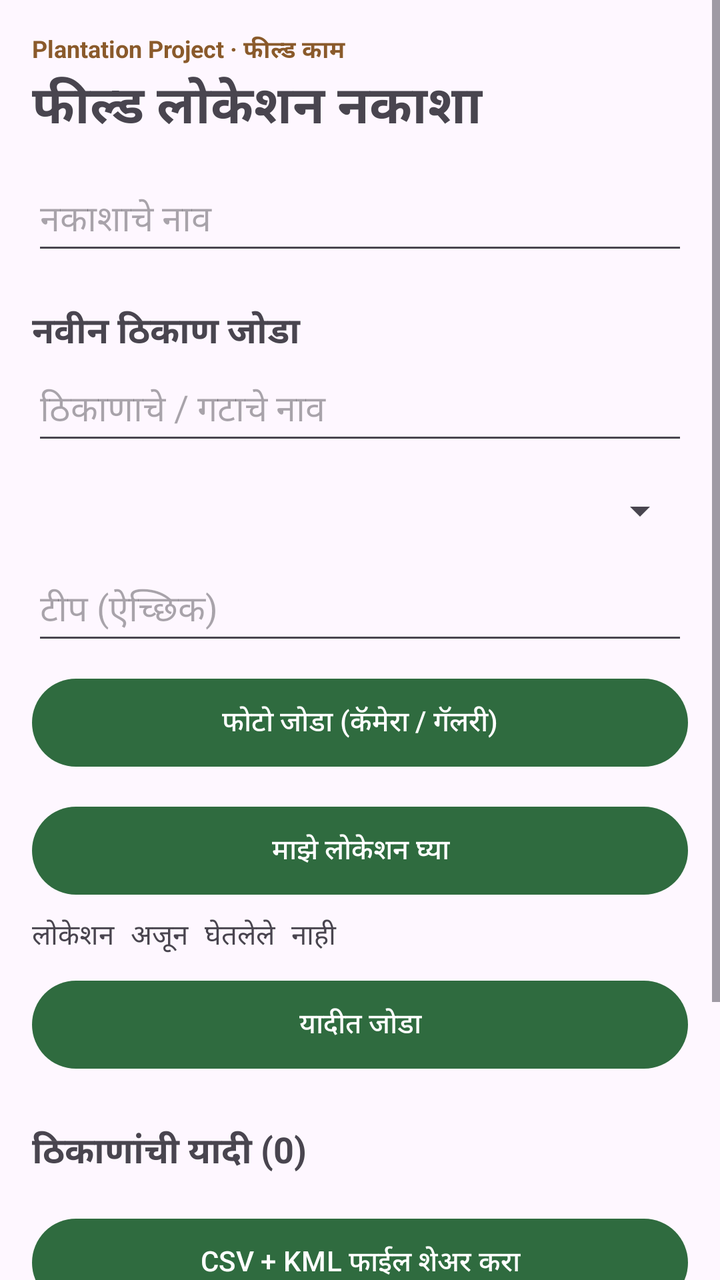
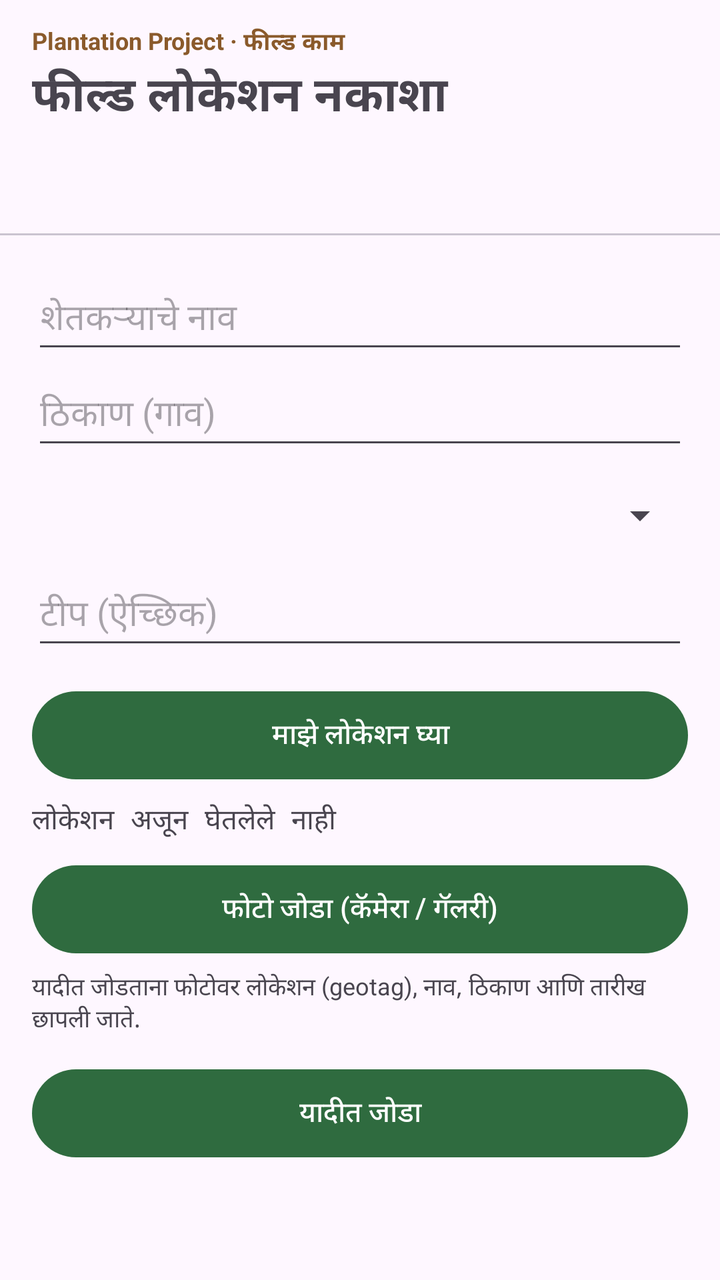

Before-and-after screenshots of an Android layout around one commit, followed by the original layout XML and the change that was made.
<!-- AndroidManifest.xml: application theme Theme.FieldMap -->
<!-- res/layout/activity_main.xml -->
<?xml version="1.0" encoding="utf-8"?>
<ScrollView xmlns:android="http://schemas.android.com/apk/res/android"
    android:layout_width="match_parent"
    android:layout_height="match_parent"
    android:fillViewport="true">

    <LinearLayout
        android:layout_width="match_parent"
        android:layout_height="wrap_content"
        android:orientation="vertical"
        android:padding="16dp">

        <TextView
            android:layout_width="wrap_content"
            android:layout_height="wrap_content"
            android:text="Plantation Project · फील्ड काम"
            android:textSize="12sp"
            android:textStyle="bold"
            android:textColor="#8A5A2B" />

        <TextView
            android:layout_width="match_parent"
            android:layout_height="wrap_content"
            android:text="फील्ड लोकेशन नकाशा"
            android:textSize="26sp"
            android:textStyle="bold" />

        <EditText
            android:id="@+id/etMapName"
            android:layout_width="match_parent"
            android:layout_height="wrap_content"
            android:layout_marginTop="12dp"
            android:hint="नकाशाचे नाव"
            android:inputType="text"
            android:minHeight="48dp" />

        <TextView
            android:layout_width="match_parent"
            android:layout_height="wrap_content"
            android:layout_marginTop="20dp"
            android:text="नवीन ठिकाण जोडा"
            android:textSize="18sp"
            android:textStyle="bold" />

        <EditText
            android:id="@+id/etName"
            android:layout_width="match_parent"
            android:layout_height="wrap_content"
            android:hint="ठिकाणाचे / गटाचे नाव"
            android:inputType="textCapSentences"
            android:minHeight="48dp" />

        <Spinner
            android:id="@+id/spCat"
            android:layout_width="match_parent"
            android:layout_height="wrap_content"
            android:layout_marginTop="4dp"
            android:minHeight="48dp" />

        <EditText
            android:id="@+id/etNote"
            android:layout_width="match_parent"
            android:layout_height="wrap_content"
            android:hint="टीप (ऐच्छिक)"
            android:inputType="textMultiLine|textCapSentences"
            android:minHeight="48dp" />

        <Button
            android:id="@+id/btnPhoto"
            android:layout_width="match_parent"
            android:layout_height="wrap_content"
            android:layout_marginTop="8dp"
            android:minHeight="52dp"
            android:text="फोटो जोडा (कॅमेरा / गॅलरी)" />

        <ImageView
            android:id="@+id/ivPhoto"
            android:layout_width="120dp"
            android:layout_height="120dp"
            android:layout_marginTop="6dp"
            android:contentDescription="निवडलेला फोटो"
            android:scaleType="centerCrop"
            android:visibility="gone" />

        <Button
            android:id="@+id/btnGps"
            android:layout_width="match_parent"
            android:layout_height="wrap_content"
            android:layout_marginTop="12dp"
            android:minHeight="52dp"
            android:text="माझे लोकेशन घ्या" />

        <TextView
            android:id="@+id/tvGps"
            android:layout_width="match_parent"
            android:layout_height="wrap_content"
            android:layout_marginTop="6dp"
            android:fontFamily="monospace"
            android:text="लोकेशन अजून घेतलेले नाही"
            android:textSize="14sp" />

        <Button
            android:id="@+id/btnSave"
            android:layout_width="match_parent"
            android:layout_height="wrap_content"
            android:layout_marginTop="8dp"
            android:minHeight="52dp"
            android:text="यादीत जोडा" />

        <TextView
            android:id="@+id/tvCount"
            android:layout_width="match_parent"
            android:layout_height="wrap_content"
            android:layout_marginTop="24dp"
            android:text="ठिकाणांची यादी (0)"
            android:textSize="18sp"
            android:textStyle="bold" />

        <LinearLayout
            android:id="@+id/llList"
            android:layout_width="match_parent"
            android:layout_height="wrap_content"
            android:orientation="vertical" />

        <Button
            android:id="@+id/btnExport"
            android:layout_width="match_parent"
            android:layout_height="wrap_content"
            android:layout_marginTop="16dp"
            android:minHeight="52dp"
            android:text="CSV + KML फाईल शेअर करा" />

        <Button
            android:id="@+id/btnMyMaps"
            android:layout_width="match_parent"
            android:layout_height="wrap_content"
            android:minHeight="52dp"
            android:text="Google My Maps उघडा" />

        <TextView
            android:layout_width="match_parent"
            android:layout_height="wrap_content"
            android:layout_marginTop="12dp"
            android:lineSpacingExtra="3dp"
            android:text="My Maps मध्ये: नवीन नकाशा तयार करा, Import दाबा, शेअर केलेली KML (किंवा CSV) फाईल निवडा. CSV साठी Latitude आणि Longitude हे स्तंभ निवडा. My Maps संगणकावर किंवा फोनच्या ब्राउझरमध्ये (Desktop site) उत्तम चालते."
            android:textSize="13sp" />
    </LinearLayout>
</ScrollView>
<!-- resources referenced by this layout -->
<resources>
  <style name="Theme.FieldMap" parent="Theme.Material3.DayNight.NoActionBar">
          <item name="colorPrimary">#2F6B3F</item>
          <item name="colorOnPrimary">#FFFFFF</item>
      </style>
</resources>

<!-- the commit's change to res/layout/activity_main.xml (unified diff, before → after) -->
@@ -1,148 +1,198 @@
 <?xml version="1.0" encoding="utf-8"?>
-<ScrollView xmlns:android="http://schemas.android.com/apk/res/android"
+<LinearLayout xmlns:android="http://schemas.android.com/apk/res/android"
     android:layout_width="match_parent"
     android:layout_height="match_parent"
-    android:fillViewport="true">
+    android:orientation="vertical">
 
     <LinearLayout
         android:layout_width="match_parent"
         android:layout_height="wrap_content"
         android:orientation="vertical"
-        android:padding="16dp">
+        android:paddingStart="16dp"
+        android:paddingTop="12dp"
+        android:paddingEnd="16dp"
+        android:paddingBottom="4dp">
 
         <TextView
             android:layout_width="wrap_content"
             android:layout_height="wrap_content"
             android:text="Plantation Project · फील्ड काम"
+            android:textColor="#8A5A2B"
             android:textSize="12sp"
-            android:textStyle="bold"
-            android:textColor="#8A5A2B" />
+            android:textStyle="bold" />
 
         <TextView
             android:layout_width="match_parent"
             android:layout_height="wrap_content"
             android:text="फील्ड लोकेशन नकाशा"
-            android:textSize="26sp"
+            android:textSize="24sp"
             android:textStyle="bold" />
+    </LinearLayout>
 
-        <EditText
-            android:id="@+id/etMapName"
+    <com.google.android.material.tabs.TabLayout
+        android:id="@+id/tabs"
+        android:layout_width="match_parent"
+        android:layout_height="wrap_content"
+        app:tabMode="fixed"
+        xmlns:app="http://schemas.android.com/apk/res-auto" />
+
+    <FrameLayout
+        android:layout_width="match_parent"
+        android:layout_height="0dp"
+        android:layout_weight="1">
+
+        
+        <ScrollView
+            android:id="@+id/svAdd"
             android:layout_width="match_parent"
-            android:layout_height="wrap_content"
-            android:layout_marginTop="12dp"
-            android:hint="नकाशाचे नाव"
-            android:inputType="text"
-            android:minHeight="48dp" />
+            android:layout_height="match_parent"
+            android:fillViewport="true">
 
-        <TextView
+            <LinearLayout
+                android:layout_width="match_parent"
+                android:layout_height="wrap_content"
+                android:orientation="vertical"
+                android:padding="16dp">
+
+                <EditText
+                    android:id="@+id/etFarmer"
+                    android:layout_width="match_parent"
+                    android:layout_height="wrap_content"
+                    android:hint="शेतकऱ्याचे नाव"
+                    android:inputType="textPersonName|textCapWords"
+                    android:minHeight="48dp" />
+
+                <EditText
+                    android:id="@+id/etVillage"
+                    android:layout_width="match_parent"
+                    android:layout_height="wrap_content"
+                    android:hint="ठिकाण (गाव)"
+                    android:inputType="textCapWords"
+                    android:minHeight="48dp" />
+
+                <Spinner
+                    android:id="@+id/spCat"
+                    android:layout_width="match_parent"
+                    android:layout_height="wrap_content"
+                    android:layout_marginTop="4dp"
+                    android:minHeight="48dp" />
+
+                <EditText
+                    android:id="@+id/etNote"
+                    android:layout_width="match_parent"
+                    android:layout_height="wrap_content"
+                    android:hint="टीप (ऐच्छिक)"
+                    android:inputType="textMultiLine|textCapSentences"
+                    android:minHeight="48dp" />
+
+                <Button
+                    android:id="@+id/btnGps"
+                    android:layout_width="match_parent"
+                    android:layout_height="wrap_content"
+                    android:layout_marginTop="12dp"
+                    android:minHeight="52dp"
+                    android:text="माझे लोकेशन घ्या" />
+
+                <TextView
+                    android:id="@+id/tvGps"
+                    android:layout_width="match_parent"
+                    android:layout_height="wrap_content"
+                    android:layout_marginTop="6dp"
+                    android:fontFamily="monospace"
+                    android:text="लोकेशन अजून घेतलेले नाही"
+                    android:textSize="14sp" />
+
+                <Button
+                    android:id="@+id/btnPhoto"
+                    android:layout_width="match_parent"
+                    android:layout_height="wrap_content"
+                    android:layout_marginTop="8dp"
+                    android:minHeight="52dp"
+                    android:text="फोटो जोडा (कॅमेरा / गॅलरी)" />
+
+                <ImageView
+                    android:id="@+id/ivPhoto"
+                    android:layout_width="160dp"
+                    android:layout_height="160dp"
+                    android:layout_marginTop="6dp"
+                    android:contentDescription="निवडलेला फोटो"
+                    android:scaleType="centerCrop"
+                    android:visibility="gone" />
+
+                <TextView
+                    android:layout_width="match_parent"
+                    android:layout_height="wrap_content"
+                    android:layout_marginTop="4dp"
+                    android:text="यादीत जोडताना फोटोवर लोकेशन (geotag), नाव, ठिकाण आणि तारीख छापली जाते."
+                    android:textSize="12sp" />
+
+                <Button
+                    android:id="@+id/btnSave"
+                    android:layout_width="match_parent"
+                    android:layout_height="wrap_content"
+                    android:layout_marginTop="12dp"
+                    android:minHeight="52dp"
+                    android:text="यादीत जोडा" />
+            </LinearLayout>
+        </ScrollView>
+
+        
+        <ScrollView
+            android:id="@+id/svList"
             android:layout_width="match_parent"
-            android:layout_height="wrap_content"
-            android:layout_marginTop="20dp"
-            android:text="नवीन ठिकाण जोडा"
-            android:textSize="18sp"
-            android:textStyle="bold" />
+            android:layout_height="match_parent"
+            android:fillViewport="true"
+            android:visibility="gone">
 
-        <EditText
-            android:id="@+id/etName"
-            android:layout_width="match_parent"
-            android:layout_height="wrap_content"
-            android:hint="ठिकाणाचे / गटाचे नाव"
-            android:inputType="textCapSentences"
-            android:minHeight="48dp" />
+            <LinearLayout
+                android:layout_width="match_parent"
+                android:layout_height="wrap_content"
+                android:orientation="vertical"
+                android:padding="16dp">
 
-        <Spinner
-            android:id="@+id/spCat"
-            android:layout_width="match_parent"
-            android:layout_height="wrap_content"
-            android:layout_marginTop="4dp"
-            android:minHeight="48dp" />
+                <TextView
+                    android:id="@+id/tvCount"
+                    android:layout_width="match_parent"
+                    android:layout_height="wrap_content"
+                    android:text="जोडलेली ठिकाणे (0)"
+                    android:textSize="18sp"
+                    android:textStyle="bold" />
 
-        <EditText
-            android:id="@+id/etNote"
-            android:layout_width="match_parent"
-            android:layout_height="wrap_content"
-            android:hint="टीप (ऐच्छिक)"
-            android:inputType="textMultiLine|textCapSentences"
-            android:minHeight="48dp" />
+                <TextView
+                    android:layout_width="match_parent"
+                    android:layout_height="wrap_content"
+                    android:text="ठिकाणावर दाबले की ते Google Maps मध्ये उघडते."
+                    android:textSize="12sp" />
 
-        <Button
-            android:id="@+id/btnPhoto"
-            android:layout_width="match_parent"
-            android:layout_height="wrap_content"
-            android:layout_marginTop="8dp"
-            android:minHeight="52dp"
-            android:text="फोटो जोडा (कॅमेरा / गॅलरी)" />
+                <LinearLayout
+                    android:id="@+id/llList"
+                    android:layout_width="match_parent"
+                    android:layout_height="wrap_content"
+                    android:orientation="vertical" />
 
-        <ImageView
-            android:id="@+id/ivPhoto"
-            android:layout_width="120dp"
-            android:layout_height="120dp"
-            android:layout_marginTop="6dp"
-            android:contentDescription="निवडलेला फोटो"
-            android:scaleType="centerCrop"
-            android:visibility="gone" />
+                <Button
+                    android:id="@+id/btnExport"
+                    android:layout_width="match_parent"
+                    android:layout_height="wrap_content"
+                    android:layout_marginTop="16dp"
+                    android:minHeight="52dp"
+                    android:text="CSV + KML + फोटो शेअर करा" />
 
-        <Button
-            android:id="@+id/btnGps"
-            android:layout_width="match_parent"
-            android:layout_height="wrap_content"
-            android:layout_marginTop="12dp"
-            android:minHeight="52dp"
-            android:text="माझे लोकेशन घ्या" />
+                <Button
+                    android:id="@+id/btnMyMaps"
+                    android:layout_width="match_parent"
+                    android:layout_height="wrap_content"
+                    android:minHeight="52dp"
+                    android:text="Google My Maps उघडा" />
 
-        <TextView
-            android:id="@+id/tvGps"
-            android:layout_width="match_parent"
-            android:layout_height="wrap_content"
-            android:layout_marginTop="6dp"
-            android:fontFamily="monospace"
-            android:text="लोकेशन अजून घेतलेले नाही"
-            android:textSize="14sp" />
-
-        <Button
-            android:id="@+id/btnSave"
-            android:layout_width="match_parent"
-            android:layout_height="wrap_content"
-            android:layout_marginTop="8dp"
-            android:minHeight="52dp"
-            android:text="यादीत जोडा" />
-
-        <TextView
-            android:id="@+id/tvCount"
-            android:layout_width="match_parent"
-            android:layout_height="wrap_content"
-            android:layout_marginTop="24dp"
-            android:text="ठिकाणांची यादी (0)"
-            android:textSize="18sp"
-            android:textStyle="bold" />
-
-        <LinearLayout
-            android:id="@+id/llList"
-            android:layout_width="match_parent"
-            android:layout_height="wrap_content"
-            android:orientation="vertical" />
-
-        <Button
-            android:id="@+id/btnExport"
-            android:layout_width="match_parent"
-            android:layout_height="wrap_content"
-            android:layout_marginTop="16dp"
-            android:minHeight="52dp"
-            android:text="CSV + KML फाईल शेअर करा" />
-
-        <Button
-            android:id="@+id/btnMyMaps"
-            android:layout_width="match_parent"
-            android:layout_height="wrap_content"
-            android:minHeight="52dp"
-            android:text="Google My Maps उघडा" />
-
-        <TextView
-            android:layout_width="match_parent"
-            android:layout_height="wrap_content"
-            android:layout_marginTop="12dp"
-            android:lineSpacingExtra="3dp"
-            android:text="My Maps मध्ये: नवीन नकाशा तयार करा, Import दाबा, शेअर केलेली KML (किंवा CSV) फाईल निवडा. CSV साठी Latitude आणि Longitude हे स्तंभ निवडा. My Maps संगणकावर किंवा फोनच्या ब्राउझरमध्ये (Desktop site) उत्तम चालते."
-            android:textSize="13sp" />
-    </LinearLayout>
-</ScrollView>
+                <TextView
+                    android:layout_width="match_parent"
+                    android:layout_height="wrap_content"
+                    android:layout_marginTop="12dp"
+                    android:lineSpacingExtra="3dp"
+                    android:text="My Maps मध्ये: नवीन नकाशा तयार करा, Import दाबा, शेअर केलेली KML (किंवा CSV) फाईल निवडा. CSV साठी Latitude आणि Longitude हे स्तंभ निवडा. My Maps संगणकावर उत्तम चालते."
+                    android:textSize="13sp" />
+            </LinearLayout>
+        </ScrollView>
+    </FrameLayout>
+</LinearLayout>
